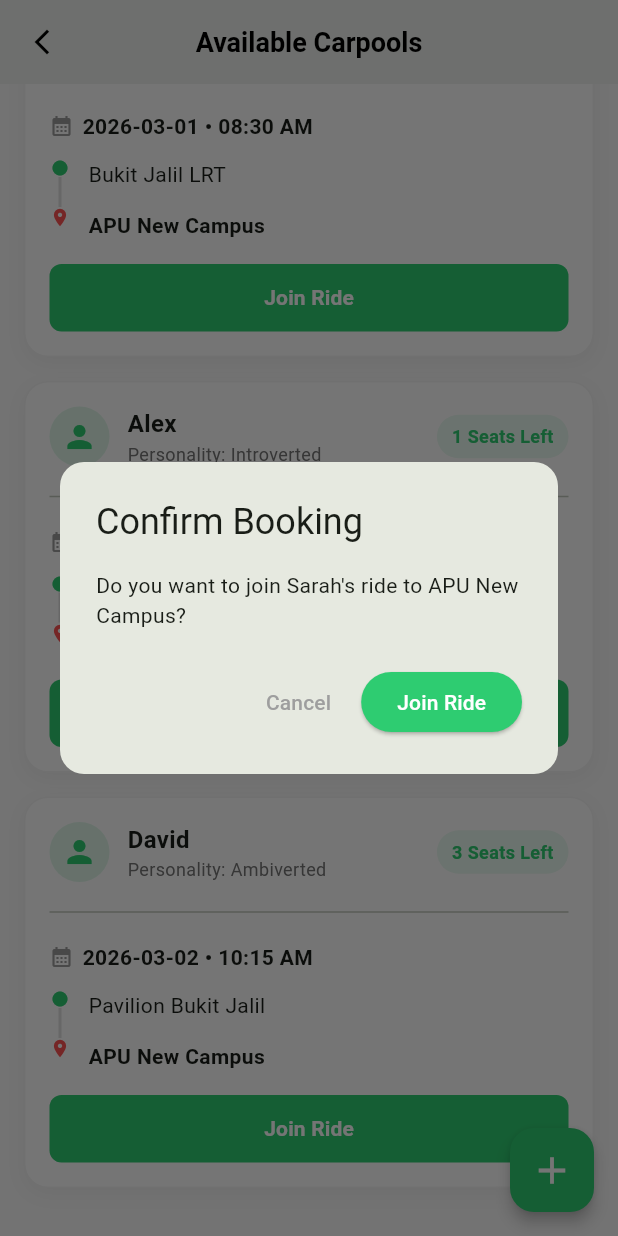
After one commit to HengSHau/KitaHack2026, a Flutter app: the AvailableRidesPage screen opened directly, scrolled down 95 dp, after a tap on "Join Ride", on a phone screen of 412 x 824 dp. The commit adds this screen. Run offline on Flutter 3.47's test engine with Material 3 defaults, Android fonts, the phone set to English and light mode, and no system bars; our stand-ins replace cloud_firestore, firebase_auth, firebase_core, geocoding, geolocator, google_maps_flutter and 1 more; accounts and stored records are empty.

Commit message:
Add available rides page

```diff
--- /dev/null
+++ b/lib/FrontEnd/available_rides_page.dart
@@ -0,0 +1,259 @@
+import 'package:flutter/material.dart';
+import 'match_in_advance_page.dart'; // 引入创建页面，用于悬浮按钮跳转
+
+const Color kThemeGreen = Color(0xFF2ECC71);
+
+// 1. 定义预约订单的数据模型
+class ScheduledRide {
+  final String id;
+  final String driverName;
+  final String date;
+  final String time;
+  final String start;
+  final String destination;
+  final int availableSeats;
+  final String personality;
+
+  ScheduledRide({
+    required this.id,
+    required this.driverName,
+    required this.date,
+    required this.time,
+    required this.start,
+    required this.destination,
+    required this.availableSeats,
+    required this.personality,
+  });
+}
+
+class AvailableRidesPage extends StatefulWidget {
+  const AvailableRidesPage({super.key});
+
+  @override
+  State<AvailableRidesPage> createState() => _AvailableRidesPageState();
+}
+
+class _AvailableRidesPageState extends State<AvailableRidesPage> {
+  // 2. 初始 Mock 数据：规范化性格，去掉了车型
+  final List<ScheduledRide> _availableRides = [
+    ScheduledRide(
+      id: "r1",
+      driverName: "Sarah",
+      date: "2026-03-01",
+      time: "08:30 AM",
+      start: "Bukit Jalil LRT",
+      destination: "APU New Campus",
+      availableSeats: 2,
+      personality: "Extroverted",
+    ),
+    ScheduledRide(
+      id: "r2",
+      driverName: "Alex",
+      date: "2026-03-01",
+      time: "09:00 AM",
+      start: "Parkhill Residence",
+      destination: "APU New Campus",
+      availableSeats: 1,
+      personality: "Introverted",
+    ),
+    ScheduledRide(
+      id: "r3",
+      driverName: "David",
+      date: "2026-03-02",
+      time: "10:15 AM",
+      start: "Pavilion Bukit Jalil",
+      destination: "APU New Campus",
+      availableSeats: 3,
+      personality: "Ambiverted",
+    ),
+  ];
+
+  @override
+  Widget build(BuildContext context) {
+    return Scaffold(
+      backgroundColor: Colors.grey.shade50,
+      appBar: AppBar(
+        backgroundColor: Colors.white,
+        elevation: 0,
+        leading: IconButton(
+          icon: const Icon(Icons.arrow_back_ios_new, color: Colors.black, size: 20),
+          onPressed: () {
+            Navigator.pop(context);
+          }
+        ),
+        title: const Text(
+          "Available Carpools",
+          style: TextStyle(color: Colors.black, fontWeight: FontWeight.bold, fontSize: 18),
+        ),
+        centerTitle: true,
+      ),
+      body: ListView.builder(
+        padding: const EdgeInsets.all(16.0),
+        itemCount: _availableRides.length,
+        itemBuilder: (context, index) {
+          final ride = _availableRides[index];
+          // 这里调用下面定义的卡片构建函数
+          return _buildRideCard(ride, context);
+        },
+      ),
+      // ✅ 右下角 Fixed 的悬浮创建按钮
+      floatingActionButton: FloatingActionButton(
+        backgroundColor: kThemeGreen,
+        elevation: 4,
+        onPressed: () async {
+          // 跳转到创建页面，并等待它传回新建的订单数据
+          final newRide = await Navigator.push(
+            context,
+            MaterialPageRoute(builder: (context) => const MatchInAdvancePage()),
+          );
+
+          // 如果成功传回了数据，把它加到列表最上面
+          if (newRide != null && newRide is ScheduledRide) {
+            setState(() {
+              _availableRides.insert(0, newRide);
+            });
+          }
+        },
+        child: const Icon(Icons.add, color: Colors.white, size: 30),
+      ),
+    );
+  }
+
+  // ✅ 就是这个函数之前被你不小心删掉了！现在补回来了。
+  Widget _buildRideCard(ScheduledRide ride, BuildContext context) {
+    return Container(
+      margin: const EdgeInsets.only(bottom: 16.0),
+      decoration: BoxDecoration(
+        color: Colors.white,
+        borderRadius: BorderRadius.circular(16),
+        boxShadow: [
+          BoxShadow(color: Colors.black.withOpacity(0.04), blurRadius: 10, offset: const Offset(0, 4)),
+        ],
+        border: Border.all(color: Colors.grey.shade100),
+      ),
+      child: Padding(
+        padding: const EdgeInsets.all(16.0),
+        child: Column(
+          crossAxisAlignment: CrossAxisAlignment.start,
+          children: [
+            // 顶部：司机信息和座位数
+            Row(
+              mainAxisAlignment: MainAxisAlignment.spaceBetween,
+              children: [
+                Row(
+                  children: [
+                    CircleAvatar(
+                      radius: 20,
+                      backgroundColor: kThemeGreen.withOpacity(0.15),
+                      child: const Icon(Icons.person, color: kThemeGreen),
+                    ),
+                    const SizedBox(width: 12),
+                    Column(
+                      crossAxisAlignment: CrossAxisAlignment.start,
+                      children: [
+                        Text(ride.driverName, style: const TextStyle(fontWeight: FontWeight.bold, fontSize: 16)),
+                        // 显示 Personality
+                        Text("Personality: ${ride.personality}", style: TextStyle(color: Colors.grey.shade600, fontSize: 12)),
+                      ],
+                    ),
+                  ],
+                ),
+                Container(
+                  padding: const EdgeInsets.symmetric(horizontal: 10, vertical: 6),
+                  decoration: BoxDecoration(
+                    color: kThemeGreen.withOpacity(0.1),
+                    borderRadius: BorderRadius.circular(20),
+                  ),
+                  child: Text(
+                    "${ride.availableSeats} Seats Left",
+                    style: const TextStyle(color: kThemeGreen, fontWeight: FontWeight.bold, fontSize: 12),
+                  ),
+                ),
+              ],
+            ),
+
+            const Padding(
+              padding: EdgeInsets.symmetric(vertical: 12.0),
+              child: Divider(),
+            ),
+
+            // 中间：时间和路线
+            Row(
+              children: [
+                const Icon(Icons.calendar_month, size: 16, color: Colors.grey),
+                const SizedBox(width: 6),
+                Text("${ride.date} • ${ride.time}", style: const TextStyle(fontWeight: FontWeight.w600, fontSize: 14)),
+              ],
+            ),
+            const SizedBox(height: 12),
+            Row(
+              crossAxisAlignment: CrossAxisAlignment.start,
+              children: [
+                Column(
+                  children: [
+                    const Icon(Icons.circle, size: 12, color: kThemeGreen),
+                    Container(height: 20, width: 2, color: Colors.grey.shade300),
+                    const Icon(Icons.location_on, size: 14, color: Colors.redAccent),
+                  ],
+                ),
+                const SizedBox(width: 12),
+                Expanded(
+                  child: Column(
+                    crossAxisAlignment: CrossAxisAlignment.start,
+                    children: [
+                      Text(ride.start, style: const TextStyle(fontSize: 14)),
+                      const SizedBox(height: 14),
+                      Text(ride.destination, style: const TextStyle(fontSize: 14, fontWeight: FontWeight.bold)),
+                    ],
+                  ),
+                ),
+              ],
+            ),
+
+            const SizedBox(height: 16),
+
+            // 底部：加入按钮
+            SizedBox(
+              width: double.infinity,
+              height: 45,
+              child: ElevatedButton(
+                onPressed: () {
+                  showDialog(
+                    context: context,
+                    builder: (context) => AlertDialog(
+                      shape: RoundedRectangleBorder(borderRadius: BorderRadius.circular(16)),
+                      title: const Text("Confirm Booking"),
+                      content: Text("Do you want to join ${ride.driverName}'s ride to ${ride.destination}?"),
+                      actions: [
+                        TextButton(
+                          onPressed: () => Navigator.pop(context),
+                          child: const Text("Cancel", style: TextStyle(color: Colors.grey)),
+                        ),
+                        ElevatedButton(
+                          style: ElevatedButton.styleFrom(backgroundColor: kThemeGreen),
+                          onPressed: () {
+                            Navigator.pop(context);
+                            ScaffoldMessenger.of(context).showSnackBar(
+                              SnackBar(content: Text("Successfully joined ${ride.driverName}'s ride! 🌍")),
+                            );
+                          },
+                          child: const Text("Join Ride", style: TextStyle(color: Colors.white)),
+                        ),
+                      ],
+                    ),
+                  );
+                },
+                style: ElevatedButton.styleFrom(
+                  backgroundColor: kThemeGreen,
+                  shape: RoundedRectangleBorder(borderRadius: BorderRadius.circular(8)),
+                  elevation: 0,
+                ),
+                child: const Text("Join Ride", style: TextStyle(color: Colors.white, fontWeight: FontWeight.bold)),
+              ),
+            ),
+          ],
+        ),
+      ),
+    );
+  }
+}
--- a/lib/FrontEnd/home_page.dart
+++ b/lib/FrontEnd/home_page.dart
@@ -1,4 +1,5 @@
 import 'package:flutter/material.dart';
+import 'package:kitahack2026/FrontEnd/available_rides_page.dart';
 import 'package:kitahack2026/backend/home_backend.dart';
 import 'package:permission_handler/permission_handler.dart';
 import 'package:google_maps_flutter/google_maps_flutter.dart';
@@ -6,7 +7,7 @@ import 'package:geolocator/geolocator.dart';
 import 'package:cloud_firestore/cloud_firestore.dart';
 import 'package:firebase_auth/firebase_auth.dart';
 import 'package:geocoding/geocoding.dart';
-import 'match_in_advance_page.dart';
+import 'available_rides_page.dart';
 import 'settings_page.dart';
 import 'chat_page.dart';
 import 'matching_page.dart';
@@ -216,7 +217,7 @@ class _HomePageState extends State<HomePage> {
                       Navigator.pop(context);
                       Navigator.push(
                         context,
-                        MaterialPageRoute(builder: (context) => const MatchInAdvancePage()),
+                        MaterialPageRoute(builder: (context) => const AvailableRidesPage()),
                       );
                     },
                     style: ElevatedButton.styleFrom(
--- a/lib/FrontEnd/match_in_advance_page.dart
+++ b/lib/FrontEnd/match_in_advance_page.dart
@@ -1,5 +1,6 @@
 import 'package:flutter/material.dart';
 import 'package:kitahack2026/backend/match_in_advance_backend.dart.dart';
+import 'available_rides_page.dart';
 
 class MatchInAdvancePage extends StatefulWidget {
   const MatchInAdvancePage({super.key});
@@ -205,7 +206,19 @@ class _MatchInAdvancePageState extends State<MatchInAdvancePage> {
                               ScaffoldMessenger.of(context).showSnackBar(
                                 const SnackBar(content: Text("Match scheduled successfully!"), backgroundColor: Colors.green),
                               );
-                              Navigator.pop(context);
+
+                              final newlyCreatedRide = ScheduledRide(
+                                id: DateTime.now().millisecondsSinceEpoch.toString(),
+                                driverName: "You (Myvi)", // 演示效果：标识这是自己发布的车
+                                date: "${_selectedDate!.year}-${_selectedDate!.month.toString().padLeft(2, '0')}-${_selectedDate!.day.toString().padLeft(2, '0')}",
+                                time: _selectedTime!.format(context),
+                                start: "Current Location",
+                                destination: "Selected Destination",
+                                availableSeats: 3,
+                                personality: "Introverted",
+                              );
+
+                              Navigator.pop(context, newlyCreatedRide);
                             }
                           } catch (e) {
                             if (mounted) {
--- a/lib/main.dart
+++ b/lib/main.dart
@@ -1,6 +1,6 @@
 import 'package:flutter/material.dart';
 import 'package:firebase_core/firebase_core.dart'; // Ensure core is imported
-import 'firebase_options.dart'; // 1. IMPORT your options file
+import 'firebase_options.dart';
 import 'FrontEnd/login_page.dart';
 
 void main() async {
```
